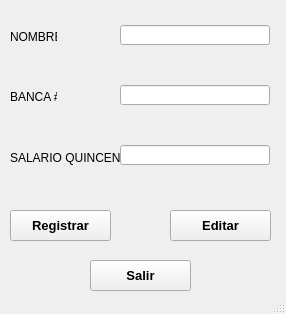
CodeDrTech/DevelopPython, file MiniNomina/FrmDesign/Empleados.ui: the form before one commit.
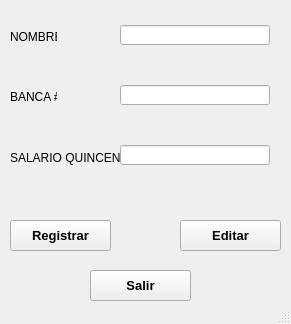
The form after the commit. Icons and pictures are not drawn.

```diff
--- a/MiniNomina/FrmDesign/Empleados.ui
+++ b/MiniNomina/FrmDesign/Empleados.ui
@@ -9,8 +9,8 @@
    <rect>
     <x>0</x>
     <y>0</y>
-    <width>286</width>
-    <height>314</height>
+    <width>291</width>
+    <height>324</height>
    </rect>
   </property>
   <property name="windowTitle">
@@ -21,7 +21,7 @@
     <property name="geometry">
      <rect>
       <x>90</x>
-      <y>260</y>
+      <y>270</y>
       <width>101</width>
       <height>31</height>
      </rect>
@@ -51,7 +51,7 @@
     <property name="geometry">
      <rect>
       <x>10</x>
-      <y>210</y>
+      <y>220</y>
       <width>101</width>
       <height>31</height>
      </rect>
@@ -152,8 +152,8 @@
    <widget class="QPushButton" name="BtnEditar">
     <property name="geometry">
      <rect>
-      <x>170</x>
-      <y>210</y>
+      <x>180</x>
+      <y>220</y>
       <width>101</width>
       <height>31</height>
      </rect>
```
Left out of the diff: 2 changed lines with no effect on the pictures.
